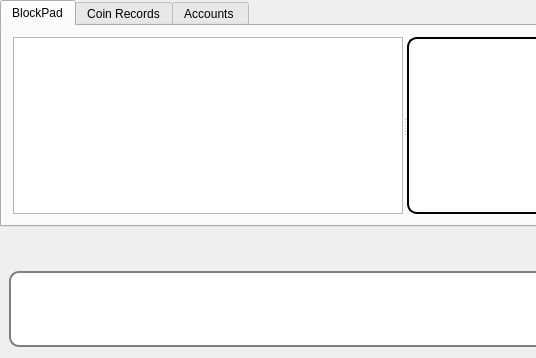
Above: blockpad.ui from Bloc10FinTech/blockpad before the change; both pictures show x 0 to 536 and y 0 to 358 of the 810 by 358 pixel window. Below: the same form after it.
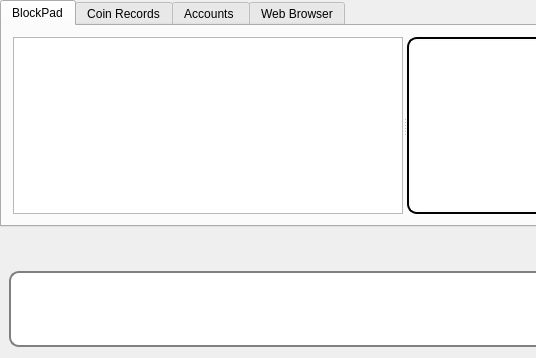
That is the form after the change. The open tabs and pages were chosen to show the change. Icons and pictures are not drawn. Custom widgets are drawn as their Qt base class.

Commit message: +add web-browser

```diff
--- a/blockpad.ui
+++ b/blockpad.ui
@@ -435,6 +435,11 @@
        </item>
       </layout>
      </widget>
+     <widget class="QWidget" name="WebBrowser">
+      <attribute name="title">
+       <string>Web Browser</string>
+      </attribute>
+     </widget>
     </widget>
    </item>
    <item>
```
Left out of the diff: 2 changed lines with no effect on the pictures. The commit also changes 34 other files.
